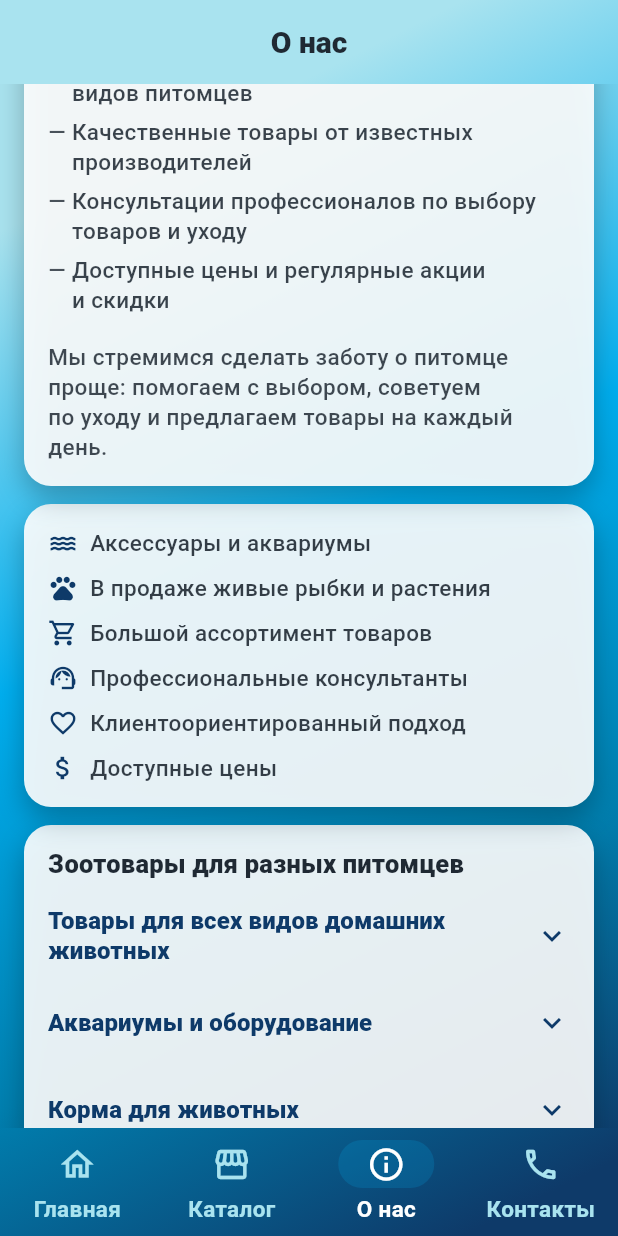
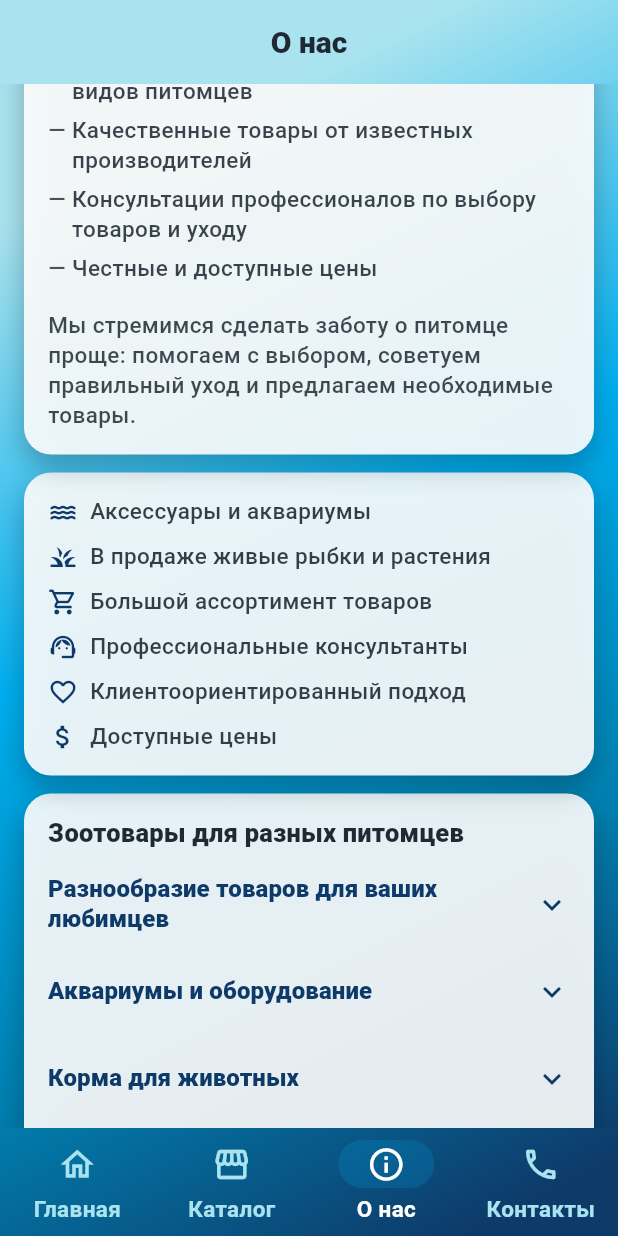
Before and after one commit to siyatut/atlantida_shop, a Flutter app: the screen it shows after launch, item 3 of the bottom bar chosen, scrolled down 576 dp, on a phone screen of 412 x 824 dp. Run offline on Flutter 3.47's test engine with Material 3 defaults, Android fonts, the phone set to English and light mode, and no system bars; our stand-ins replace cached_network_image; network calls fail; Roboto replaces fonts that are missing (SF Pro Display); statements that could not run were skipped.

Commit message:
refactor(about/home): update texts and icons

```diff
--- a/lib/screens/about.dart
+++ b/lib/screens/about.dart
@@ -18,8 +18,9 @@ class AboutScreen extends StatelessWidget {
     final textTheme = Theme.of(context).textTheme;
 
     final heroTitle = fixPrepositions(
-      'Не откладывайте заботу о вашем питомце на потом!',
+      'Не откладывайте заботу \nо вашем питомце на потом!',
     );
+
     final heroSubtitle = fixPrepositions(
       'Посетите зоомагазин «Атлантида» в Нижнем Новгороде — у нас есть всё для здоровья и комфорта вашего любимца. '
       'Качественные товары, честные цены и помощь консультантов.',
@@ -28,9 +29,9 @@ class AboutScreen extends StatelessWidget {
     final aboutIntro = const _AboutSection(
       'Широкий ассортимент товаров для вашего питомца',
       [
-        'Зоотовары «Атлантида» в Нижнем Новгороде — ваш лучший выбор для заботы о питомце.',
-        'Мы подбираем корма, оборудование и аксессуары для питомцев разных видов: от рыбок и птиц до собак и кошек.',
-        'Нам важно, чтобы вашему любимцу было комфортно и безопасно, поэтому мы выбираем проверенных производителей.',
+        'Зоомагазин «Атлантида» в Нижнем Новгороде — ваш лучший выбор для заботы о питомце.',
+        'Более 11 лет подбираем корма, оборудование и аксессуары для животных разных видов: от рыбок и птиц до собак и кошек.',
+        'Нам важно, чтобы вашему любимцу было комфортно и безопасно, поэтому мы сотрудничаем только с проверенными годами производителями.',
       ],
     );
 
@@ -38,7 +39,7 @@ class AboutScreen extends StatelessWidget {
       'Широкий ассортимент товаров для разных видов питомцев',
       'Качественные товары от известных производителей',
       'Консультации профессионалов по выбору товаров и уходу',
-      'Доступные цены и регулярные акции и скидки',
+      'Честные и доступные цены',
     ];
 
     return SafeArea(
@@ -50,9 +51,7 @@ class AboutScreen extends StatelessWidget {
           const SliverToBoxAdapter(child: gap12),
 
           // 1) О магазине + ассортимент (коротко)
-          SliverToBoxAdapter(
-            child: _buildTextSection(context, aboutIntro),
-          ),
+          SliverToBoxAdapter(child: _buildTextSection(context, aboutIntro)),
           const SliverToBoxAdapter(child: gap12),
 
           // 2) Преимущества магазина
@@ -61,18 +60,14 @@ class AboutScreen extends StatelessWidget {
               child: Column(
                 crossAxisAlignment: CrossAxisAlignment.start,
                 children: [
-                  _SectionTitle(
-                    splitTitleInTwo(
-                      fixPrepositions('Почему выбирают «Атлантиду»?'),
-                    ),
-                  ),
+                  const _SectionTitle('Почему выбирают «Атлантиду»'),
                   gap12,
                   _Bullets(items: whyUsBullets),
                   gap12,
                   Text(
                     fixPrepositions(
                       'Мы стремимся сделать заботу о питомце проще: '
-                      'помогаем с выбором, советуем по уходу и предлагаем товары на каждый день.',
+                      'помогаем с выбором, советуем правильный уход и предлагаем необходимые товары.',
                     ),
                     style: textTheme.bodyMedium?.copyWith(
                       color: cs.onSurface.withValues(alpha: .85),
@@ -95,7 +90,7 @@ class AboutScreen extends StatelessWidget {
                     text: 'Аксессуары и аквариумы',
                   ),
                   _Feature(
-                    icon: Icons.pets_outlined,
+                    icon: Icons.grass_outlined,
                     text: 'В продаже живые рыбки и растения',
                   ),
                   _Feature(
@@ -123,13 +118,11 @@ class AboutScreen extends StatelessWidget {
               child: Column(
                 crossAxisAlignment: CrossAxisAlignment.start,
                 children: [
-                  _SectionTitle(
-                    fixPrepositions('Зоотовары для разных питомцев'),
-                  ),
+                  const _SectionTitle('Зоотовары для разных питомцев'),
                   gap8,
                   _AccordionItem(
                     title: fixPrepositions(
-                      'Товары для всех видов домашних животных',
+                      'Разнообразие товаров для ваших любимцев',
                     ),
                     text: fixPrepositions(
                       'Товары для всех видов домашних животных, включая собак, кошек, грызунов, птиц, рептилий и рыбок. '
@@ -139,23 +132,24 @@ class AboutScreen extends StatelessWidget {
                   _AccordionItem(
                     title: fixPrepositions('Аквариумы и оборудование'),
                     text: fixPrepositions(
-                      'Если вы любите аквариумных рыбок, у нас есть всё для создания прекрасного подводного мира: '
-                      'аквариумы разных размеров и форм, насосы, фильтры, нагреватели и освещение.',
+                      'Если любите аквариумных рыбок, в нашем магазине вы найдёте всё для создания прекрасного подводного мира: '
+                      'аквариумы разных форм и размеров, фильтры, нагреватели, освещение и украшения.',
                     ),
                   ),
                   _AccordionItem(
                     title: fixPrepositions('Корма для животных'),
                     text: fixPrepositions(
                       'Правильное питание — ключ к здоровью питомца. '
-                      'У нас вы найдёте корма для собак и кошек разных пород и возрастов, '
-                      'а также для грызунов, птиц, рептилий и рыбок.',
+                      'В «Атлантиде» большой выбор кормов для аквариумных рыбок: на каждый день, для роста и окраса. '
+                      'Также у нас есть корма для собак и кошек разных пород и возрастов, '
+                      'а ещё для грызунов, птиц и рептилий.',
                     ),
                   ),
                   _AccordionItem(
                     title: fixPrepositions('Сопутствующие товары'),
                     text: fixPrepositions(
                       'Наполнители, миски, поводки, игрушки и многое другое. '
-                      'Мы поможем подобрать всё необходимое, чтобы жизнь вашего питомца была удобной и интересной.',
+                      'Мы поможем подобрать всё необходимое, чтобы жизнь вашего питомца была удобной и интересной для вас обоих.',
                     ),
                   ),
                 ],
@@ -174,7 +168,7 @@ class AboutScreen extends StatelessWidget {
                   gap8,
                   Text(
                     fixPrepositions(
-                      'Откройте каталог и выберите всё нужное для вашего любимца.',
+                      'Перейдите в каталог и выберите всё нужное для вашего любимца.',
                     ),
                     style: textTheme.bodyMedium?.copyWith(
                       color: cs.onSurface.withValues(alpha: .85),
--- a/lib/screens/home.dart
+++ b/lib/screens/home.dart
@@ -172,12 +172,12 @@ class HomeScreen extends StatelessWidget {
                         text: 'Клиентоориентированный подход',
                       ),
                       _Feature(
+                        icon: Icons.grass_outlined,
+                        text: 'Живые рыбки и растения',
+                      ),
+                      _Feature(
                         icon: Icons.attach_money,
                         text: 'Доступные цены',
-                      ),
-                      _Feature(
-                        icon: Icons.grass_outlined,
-                        text: 'Живые рыбки и растения для аквариумов',
                       ),
                     ],
                   ),
```
